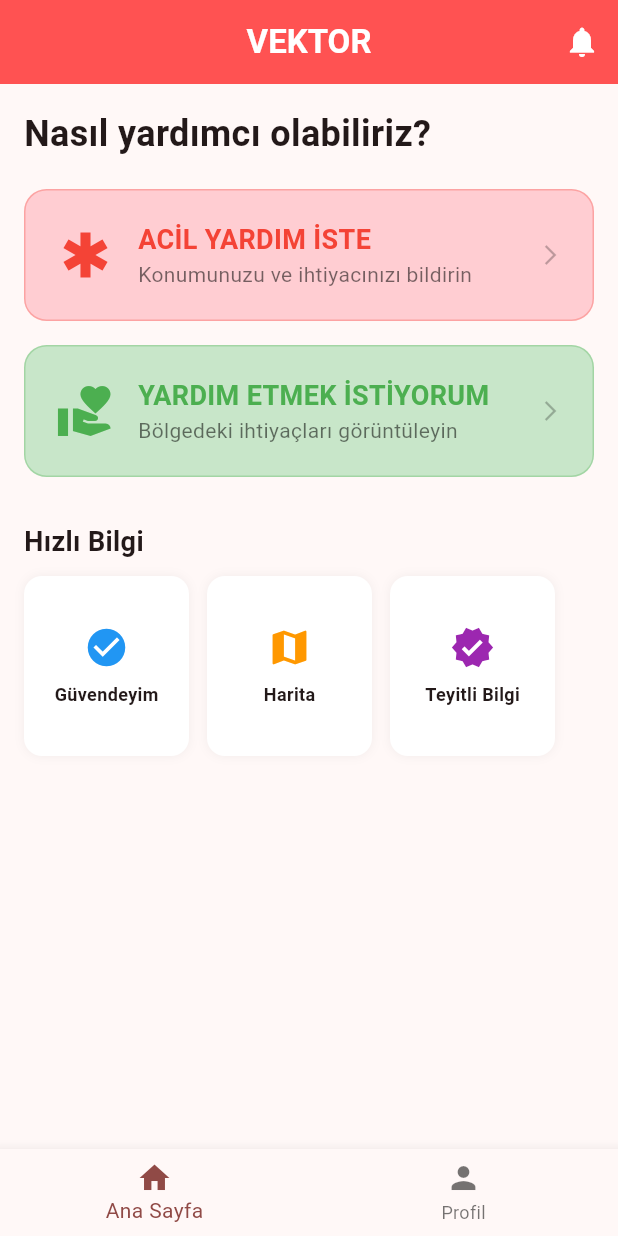
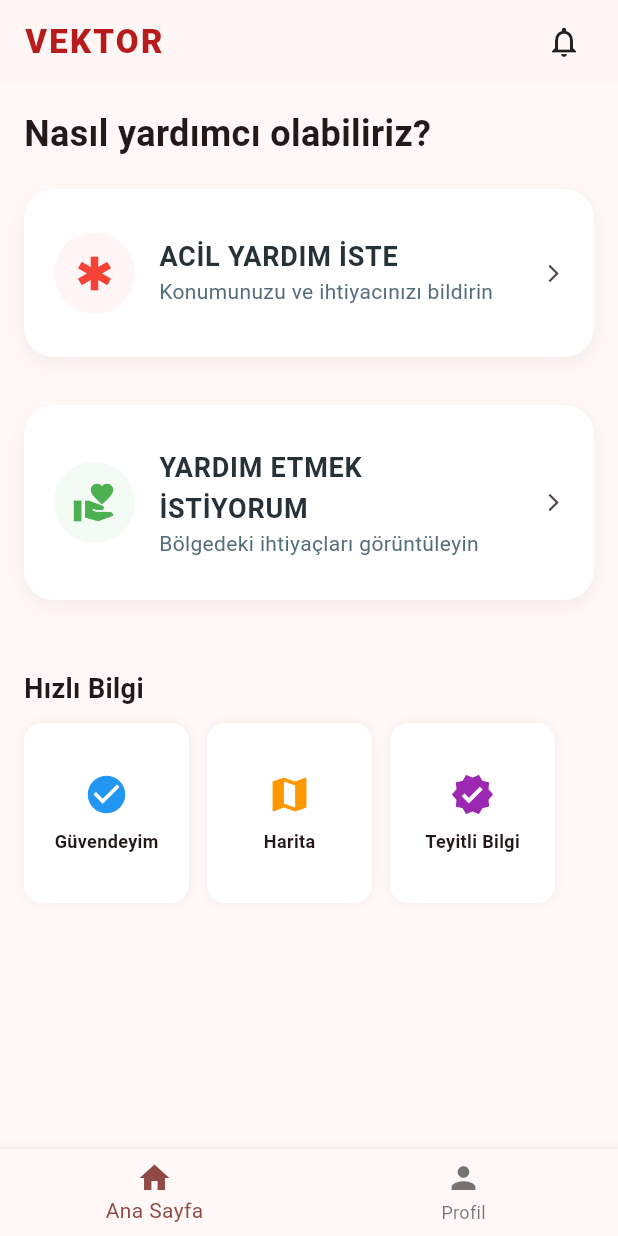
Before and after one commit to omerulas61/Vektor, a Flutter app: the screen it shows after launch, on a phone screen of 412 x 824 dp. Run offline on Flutter 3.47's test engine with Material 3 defaults, Android fonts, the phone set to English and light mode, and no system bars.

Commit message:
Arayuz değiştirildi ve renkleri iyilestirildi

```diff
--- a/lib/main.dart
+++ b/lib/main.dart
@@ -28,11 +28,28 @@ class AnaSayfa extends StatelessWidget {
   Widget build(BuildContext context) {
     return Scaffold(
       appBar: AppBar(
-        title: const Text('VEKTOR', style: TextStyle(fontWeight: FontWeight.bold, color: Colors.white)),
-        backgroundColor: Colors.redAccent,
-        centerTitle: true,
+        title: const Text(
+            'VEKTOR',
+            style: TextStyle(
+              fontWeight: FontWeight.w900,
+              letterSpacing: 1.5,
+              color: Color(0xFFB71C1C), // Sadece başlık kırmızı
+            )
+        ),
+        backgroundColor: Color(0xFFFDF6F5), // Bar beyaz olsun
+        elevation: 0, // Gölgeyi kaldır
+        centerTitle: false, // Başlığı sola çek (Daha modern durur)
         actions: [
-          IconButton(onPressed: () {}, icon: const Icon(Icons.notifications, color: Colors.white))
+          Padding(
+            padding: const EdgeInsets.only(right: 16.0),
+            child: CircleAvatar(
+              backgroundColor: Color(0xFFFDF6F5),
+              child: IconButton(
+                  onPressed: () {},
+                  icon: const Icon(Icons.notifications_none, color: Colors.black87)
+              ),
+            ),
+          )
         ],
       ),
       body: SingleChildScrollView(
@@ -104,31 +121,33 @@ class AnaSayfa extends StatelessWidget {
   }
 
   Widget _buildActionCard(BuildContext context, {required String title, required String subtitle, required IconData icon, required Color color, required Color iconColor, required VoidCallback onTap}) {
-    return InkWell(
-      onTap: onTap,
-      child: Container(
-        padding: const EdgeInsets.all(20),
-        decoration: BoxDecoration(
-          color: color,
-          borderRadius: BorderRadius.circular(15),
-          border: Border.all(color: iconColor.withOpacity(0.3)),
+    return Container(
+      margin: const EdgeInsets.only(bottom: 16),
+      decoration: BoxDecoration(
+        color: Colors.white, // Kart içi beyaz
+        borderRadius: BorderRadius.circular(20), // Daha yuvarlak köşeler
+        boxShadow: [
+          BoxShadow(
+            color: Colors.black.withOpacity(0.05),
+            blurRadius: 10,
+            offset: const Offset(0, 4),
+          ),
+        ],
+      ),
+      child: ListTile(
+        contentPadding: const EdgeInsets.all(20),
+        leading: Container(
+          padding: const EdgeInsets.all(12),
+          decoration: BoxDecoration(
+            color: color.withOpacity(0.2), // Arka plana hafif renk tonu
+            shape: BoxShape.circle,
+          ),
+          child: Icon(icon, color: iconColor, size: 30),
         ),
-        child: Row(
-          children: [
-            Icon(icon, size: 40, color: iconColor),
-            const SizedBox(width: 15),
-            Expanded(
-              child: Column(
-                crossAxisAlignment: CrossAxisAlignment.start,
-                children: [
-                  Text(title, style: TextStyle(fontSize: 18, fontWeight: FontWeight.bold, color: iconColor)),
-                  Text(subtitle, style: const TextStyle(fontSize: 14, color: Colors.black54)),
-                ],
-              ),
-            ),
-            const Icon(Icons.arrow_forward_ios, size: 16, color: Colors.black26),
-          ],
-        ),
+        title: Text(title, style: TextStyle(fontWeight: FontWeight.bold, fontSize: 18, color: Colors.blueGrey.shade900)),
+        subtitle: Text(subtitle, style: TextStyle(color: Colors.blueGrey.shade600)),
+        trailing: const Icon(Icons.arrow_forward_ios, size: 14),
+        onTap: onTap,
       ),
     );
   }
```
